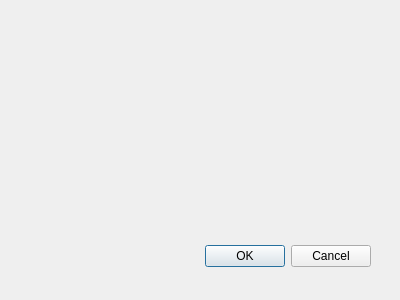
Qt form clinica_cpp/registerwindow.ui (juander/Projeto_CPP) before a commit.
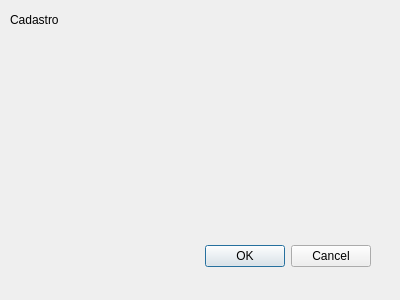
The same form after that commit.

The edit to the form file:
```diff
--- a/clinica_cpp/registerwindow.ui
+++ b/clinica_cpp/registerwindow.ui
@@ -29,6 +29,19 @@
     <set>QDialogButtonBox::StandardButton::Cancel|QDialogButtonBox::StandardButton::Ok</set>
    </property>
   </widget>
+  <widget class="QLabel" name="label">
+   <property name="geometry">
+    <rect>
+     <x>10</x>
+     <y>10</y>
+     <width>63</width>
+     <height>20</height>
+    </rect>
+   </property>
+   <property name="text">
+    <string>Cadastro</string>
+   </property>
+  </widget>
  </widget>
  <resources/>
  <connections>
```
